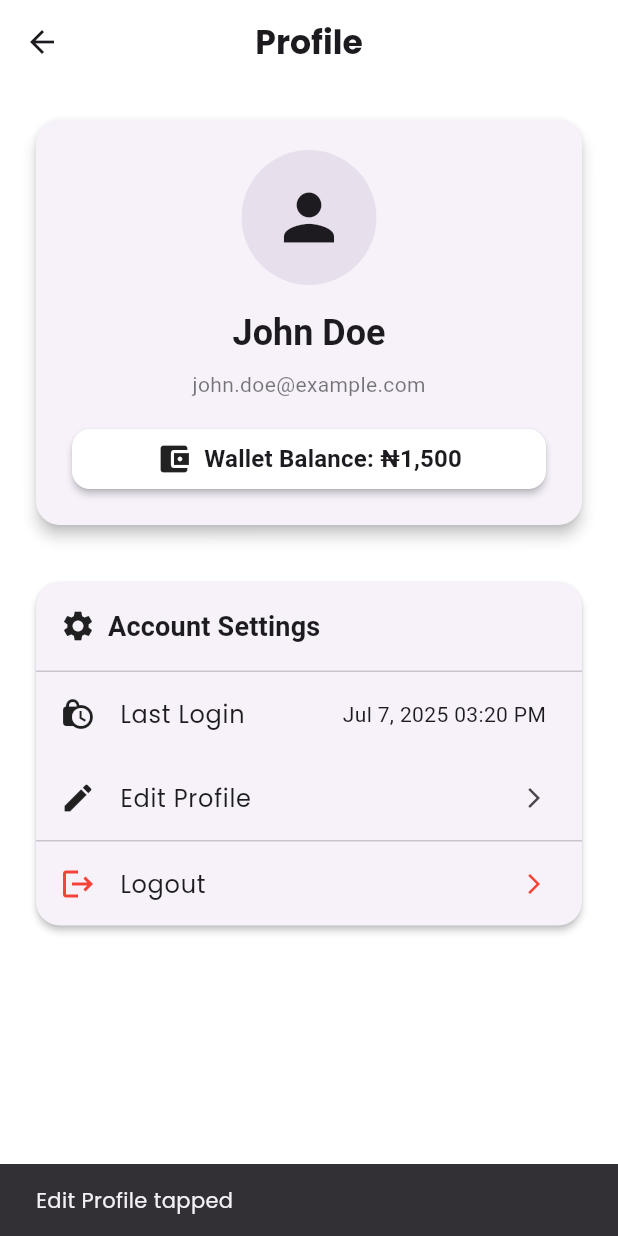
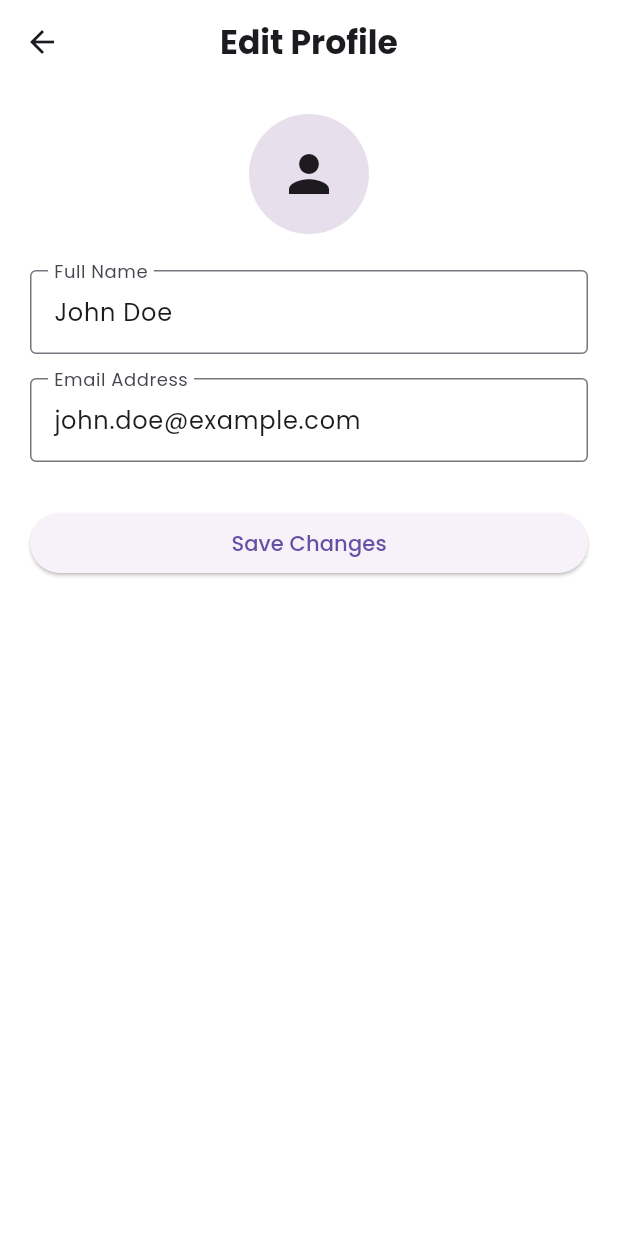
Before and after one commit to kinzy469/vtu, a Flutter app: the screen it shows after launch, item 4 of the bottom bar chosen, after a tap on "Edit Profile", on a phone screen of 412 x 824 dp. Run offline on Flutter 3.47's test engine with Material 3 defaults, Android fonts, the phone set to English and light mode, and no system bars; our stand-ins replace font_awesome_flutter, google_fonts.

Commit message:
added the edit profile screen and then link the text buttons to the profile

```diff
--- a/lib/features/home/screens/history.dart
+++ b/lib/features/home/screens/history.dart
@@ -1,4 +1,5 @@
 import 'package:flutter/material.dart';
+// ignore: unused_import
 import 'package:google_fonts/google_fonts.dart';
 import 'package:intl/intl.dart';
 
--- a/lib/features/home/screens/home_screen.dart
+++ b/lib/features/home/screens/home_screen.dart
@@ -38,14 +38,16 @@ class _HomeScreenState extends State<HomeScreen> {
           leading: CircleAvatar(
             backgroundColor: Colors.pink[100],
             radius: 22,
+            child: TextButton(onPressed: () => Navigator.push(context, MaterialPageRoute(builder: (_) => const ProfileScreen())),
             child: Text(
               'D',
-              style: TextStyle(
-                color: color.onPrimary,
+              style: GoogleFonts.poppins(
+                fontSize: 20,
                 fontWeight: FontWeight.bold,
-                fontSize: 18,
+                color: Colors.pink[800],
               ),
-            ),
+            )),
+
           ),
           title: Text(
             'Hello Daniel',
--- /dev/null
+++ b/lib/features/profile/editprofile.dart
@@ -0,0 +1,104 @@
+import 'package:flutter/material.dart';
+import 'package:google_fonts/google_fonts.dart';
+
+class EditProfileScreen extends StatefulWidget {
+  const EditProfileScreen({super.key});
+
+  @override
+  State<EditProfileScreen> createState() => _EditProfileScreenState();
+}
+
+class _EditProfileScreenState extends State<EditProfileScreen> {
+  final _formKey = GlobalKey<FormState>();
+  final _nameController = TextEditingController(text: 'John Doe');
+  final _emailController = TextEditingController(text: 'john.doe@example.com');
+
+  @override
+  void dispose() {
+    _nameController.dispose();
+    _emailController.dispose();
+    super.dispose();
+  }
+
+  void _saveProfile() {
+    if (_formKey.currentState!.validate()) {
+      ScaffoldMessenger.of(context).showSnackBar(
+        const SnackBar(content: Text('Profile updated successfully!')),
+      );
+      Navigator.pop(context); // go back to profile screen
+    }
+  }
+
+  @override
+  Widget build(BuildContext context) {
+    final theme = Theme.of(context);
+    final colorScheme = theme.colorScheme;
+
+    return Theme(
+      data: theme.copyWith(
+        textTheme: GoogleFonts.poppinsTextTheme(theme.textTheme),
+      ),
+      child: Scaffold(
+        appBar: AppBar(
+          title: const Text(
+            'Edit Profile',
+            style: TextStyle(fontWeight: FontWeight.bold),
+          ),
+          centerTitle: true,
+          backgroundColor: Colors.transparent,
+          elevation: 0,
+          foregroundColor: theme.textTheme.bodyLarge?.color,
+        ),
+        body: Padding(
+          padding: const EdgeInsets.all(20),
+          child: Form(
+            key: _formKey,
+            child: Column(
+              children: [
+                CircleAvatar(
+                  radius: 40,
+                  backgroundColor: colorScheme.surfaceVariant,
+                  child: Icon(Icons.person, size: 40, color: colorScheme.onSurface),
+                ),
+                const SizedBox(height: 24),
+                TextFormField(
+                  controller: _nameController,
+                  decoration: const InputDecoration(
+                    labelText: 'Full Name',
+                    border: OutlineInputBorder(),
+                  ),
+                  validator: (value) =>
+                      value == null || value.isEmpty ? 'Name cannot be empty' : null,
+                ),
+                const SizedBox(height: 16),
+                TextFormField(
+                  controller: _emailController,
+                  decoration: const InputDecoration(
+                    labelText: 'Email Address',
+                    border: OutlineInputBorder(),
+                  ),
+                  validator: (value) {
+                    if (value == null || value.isEmpty) {
+                      return 'Email cannot be empty';
+                    } else if (!RegExp(r'\S+@\S+\.\S+').hasMatch(value)) {
+                      return 'Enter a valid email';
+                    }
+                    return null;
+                  },
+                ),
+                const SizedBox(height: 30),
+                SizedBox(
+                  width: double.infinity,
+                  child: ElevatedButton(
+                    onPressed: _saveProfile,
+                    child: const Text('Save Changes'),
+                  ),
+                ),
+              ],
+            ),
+          ),
+        ),
+      ),
+    );
+  }
+}
--- a/lib/features/profile/profile.dart
+++ b/lib/features/profile/profile.dart
@@ -1,6 +1,7 @@
 import 'package:flutter/material.dart';
 import 'package:google_fonts/google_fonts.dart';
 import 'package:intl/intl.dart';
+import 'package:vtu_topup/features/profile/editprofile.dart';
 // ignore: unused_import
 import 'package:vtu_topup/features/wallet/walletscreen.dart';
 
@@ -158,9 +159,9 @@ class ProfileScreen extends StatelessWidget {
                         title: const Text('Edit Profile'),
                         trailing: const Icon(Icons.arrow_forward_ios, size: 16),
                         onTap: () {
-                          ScaffoldMessenger.of(context).showSnackBar(
-                            const SnackBar(content: Text('Edit Profile tapped')),
-                          );
+                          Navigator.push(context, MaterialPageRoute(
+                            builder: (context) => const EditProfileScreen(),
+                          ));
                         },
                       ),
                       const Divider(height: 1),
--- a/lib/features/wallet/fundwallet.dart
+++ b/lib/features/wallet/fundwallet.dart
@@ -3,6 +3,7 @@ import 'package:google_fonts/google_fonts.dart';
 import 'package:intl/intl.dart';
 import 'package:vtu_topup/apps/core/constant/app_color.dart';
 import 'package:vtu_topup/features/home/screens/history.dart';
+// ignore: unused_import
 import 'package:vtu_topup/features/wallet/walletscreen.dart';
 
 class Fundwallet extends StatelessWidget {
@@ -120,11 +121,12 @@ class _PaymentMethodScreenState extends State<PaymentMethodScreen> {
   final _cvvController = TextEditingController();
   String? _paymentMethod = 'Card';
 
-  final _currencyFormatter = NumberFormat.currency(
-    locale: 'en_NG',
-    symbol: '₦',
-    decimalDigits: 0,
-  );
+  // ignore: unused_field
+  // final _currencyFormatter = NumberFormat.currency(
+  //   locale: 'en_NG',
+  //   symbol: '₦',
+  //   decimalDigits: 0,
+  // );
 
   @override
   void dispose() {
```
Also changed, not shown: assets/airtime_logo/gotv.jpeg (added).
